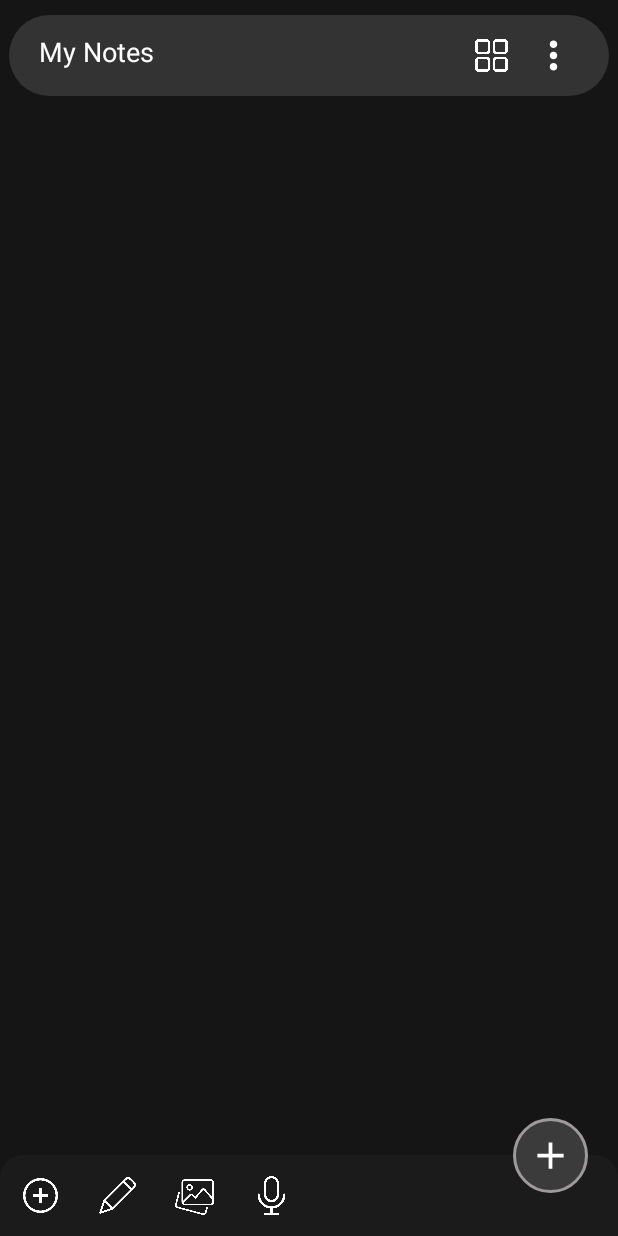
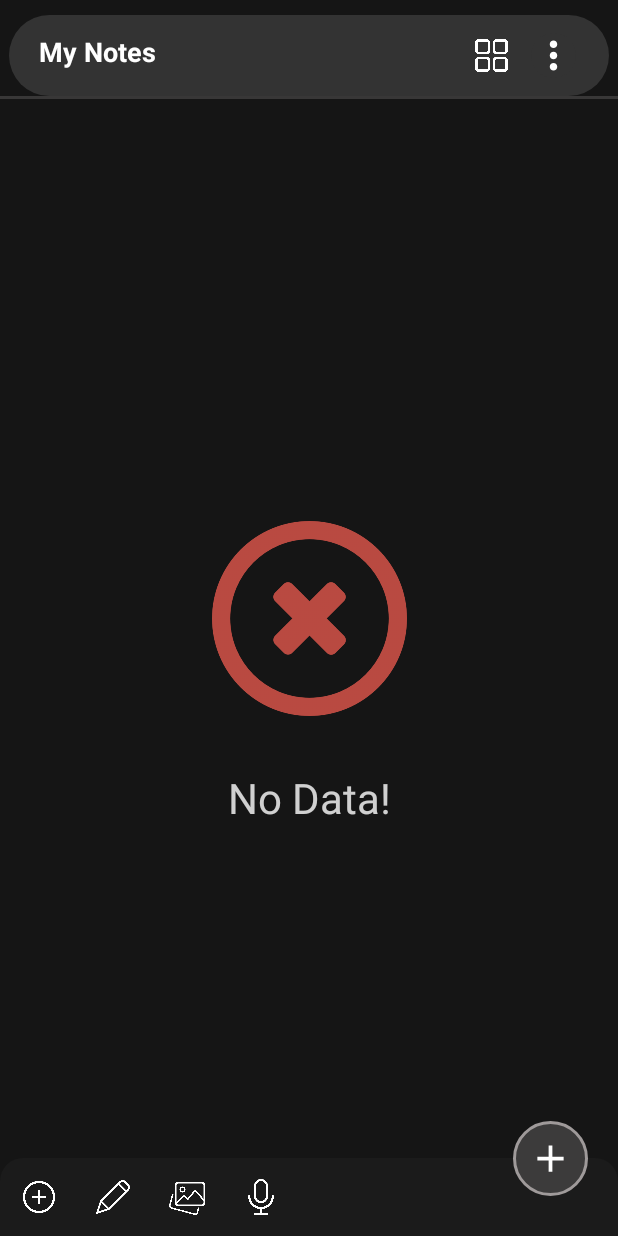
Before and after one commit to kamlesh-sharma-tech/NotesAndroidApplication, an Android app: the screen it shows after launch (MainActivity), on a phone screen of 412 x 824 dp. Run offline under Robolectric (Android 15) with nearby library versions, the phone set to English and light mode, and no system bars; libraries missing offline, so code that uses them is left out: io.github.muddz.styleabletoast.

Commit message:
another commit - some changes

```diff
--- a/app/src/main/java/com/android/sqlitedatabase/Adapter.java
+++ b/app/src/main/java/com/android/sqlitedatabase/Adapter.java
@@ -7,7 +7,6 @@
 import android.view.View;
 import android.view.ViewGroup;
 import android.widget.ImageView;
-import android.widget.LinearLayout;
 import android.widget.TextView;
 import androidx.annotation.NonNull;
 import androidx.recyclerview.widget.RecyclerView;
@@ -16,13 +15,17 @@
 
 public class Adapter extends RecyclerView.Adapter<Adapter.ViewHolder> {
     private final Context context;
-    ArrayList id,title,desc,date,time;
+    private final ArrayList<String> id;
+    private final ArrayList<String> title;
+    private final ArrayList<String> desc;
+    private final ArrayList<String> date;
+    private final ArrayList<String> time;
     public Adapter(Context context,
-                   ArrayList id,
-                   ArrayList title,
-                   ArrayList desc,
-                   ArrayList date,
-                   ArrayList time){
+                   ArrayList<String> id,
+                   ArrayList<String> title,
+                   ArrayList<String> desc,
+                   ArrayList<String> date,
+                   ArrayList<String> time){
         this.context = context;
         this.id = id;
         this.title = title;
@@ -38,12 +41,12 @@
         return new ViewHolder(view);
     }
 
+    @SuppressLint("SetTextI18n")
     @Override
     public void onBindViewHolder(@NonNull Adapter.ViewHolder holder, @SuppressLint("RecyclerView")  int position) {
         holder.number_id.setText(String.valueOf(id.get(position)));
         holder.note_title.setText(String.valueOf(title.get(position)));
         holder.note_desc.setText(String.valueOf(desc.get(position)));
-        holder.note_date_time.setText("Created at "+ date.get(position));
     }
 
     @Override
@@ -52,17 +55,14 @@
     }
 
     public class ViewHolder extends RecyclerView.ViewHolder {
-        TextView number_id,note_title,note_desc,note_date_time;
-        ImageView image_id,image_view;
-        LinearLayout linearLayout;
+        TextView number_id,note_title,note_desc;
+        ImageView image_id;
         public ViewHolder(@NonNull View itemView) {
             super(itemView);
             number_id = itemView.findViewById(R.id.number_id);
             note_title = itemView.findViewById(R.id.note_title);
             note_desc = itemView.findViewById(R.id.note_desc);
-            note_date_time = itemView.findViewById(R.id.note_date_time);
             image_id = itemView.findViewById(R.id.image_id);
-            linearLayout = itemView.findViewById(R.id.linearLayoutBorder);
 
             itemView.setOnClickListener(new View.OnClickListener() {
                 @Override
--- a/app/src/main/java/com/android/sqlitedatabase/DataBase.java
+++ b/app/src/main/java/com/android/sqlitedatabase/DataBase.java
@@ -11,7 +11,7 @@
 
 import io.github.muddz.styleabletoast.StyleableToast;
 
-public class DataBase extends SQLiteOpenHelper {
+class DataBase extends SQLiteOpenHelper {
     private static final String DATABASE_NAME = "notedb.db";
     private static final int DATABASE_VERSION = 2;
     private static final String DATABASE_TABLE = "notetable";
@@ -22,7 +22,9 @@
     private static final String COLUMN_DESCRIPTION = "description";
     private static final String COLUMN_DATE = "date";
     private static final String COLUMN_TIME = "time";
-    private final Context context;
+    private static final String COLUMN_DATETIME = "datetime";
+    private Context context;
+
 
     public DataBase(@Nullable Context context) {
         super(context, DATABASE_NAME,null,DATABASE_VERSION);
@@ -32,9 +34,14 @@
     @Override
     public void onCreate(SQLiteDatabase db) {
         //command to create the table
-        String query = "CREATE TABLE "+DATABASE_TABLE+" ("+COLUMN_ID+"INTEGER PRIMARY KEY AUTOINCREMENT, "+
-                COLUMN_TITLE + " TEXT, "+COLUMN_DESCRIPTION + " TEXT, "+COLUMN_DATE + " TEXT, "+
+        String query = "CREATE TABLE " + DATABASE_TABLE +
+                " (" + COLUMN_ID + " INTEGER PRIMARY KEY AUTOINCREMENT, " +
+                COLUMN_TITLE + " TEXT, " +
+                COLUMN_DESCRIPTION + " TEXT, " +
+                COLUMN_DATE + " TEXT, " +
                 COLUMN_TIME + " TEXT);";
+//        query = "ALTER TABLE " + DATABASE_TABLE + " ADD " + COLUMN_DATETIME + " text ";
+//        query = "ALTER TABLE notetable ADD datetime TEXT;";
         db.execSQL(query);
     }
 
@@ -70,12 +77,10 @@
 
     //Function to read all rows from the database
     Cursor readAllData(){
-        String query = "SELECT * FROM " + DATABASE_TABLE+" ORDER BY "+COLUMN_ID+" DESC";
-        SQLiteDatabase database = this.getReadableDatabase();
+        String query = "SELECT * FROM " + DATABASE_TABLE + " ORDER BY " + COLUMN_ID + " DESC";
+        SQLiteDatabase db = this.getReadableDatabase();
         Cursor cursor = null;
-        if (database!=null){
-            cursor=database.rawQuery(query,null);
-        }
+        cursor=db.rawQuery(query,null);
         return cursor;
     }
 
--- a/app/src/main/java/com/android/sqlitedatabase/MainActivity.java
+++ b/app/src/main/java/com/android/sqlitedatabase/MainActivity.java
@@ -23,7 +23,7 @@
 import java.util.ArrayList;
 
 public class MainActivity extends AppCompatActivity {
-    ImageView imageView,linearLayoutView,gridLayoutView,openPopUpMenu,imageAddNoteBtn;
+    ImageView imageView, linearLayoutView, gridLayoutView, openPopUpMenu, imageAddNoteBtn;
     TextView textView;
     RecyclerView recyclerView;
     DataBase db;
@@ -33,7 +33,8 @@
     ArrayList<String> date;
     ArrayList<String> time;
     Adapter adapter;
-    AlertDialog dialogExit,dialogDeleteAll;
+    AlertDialog dialogExit, dialogDeleteAll;
+
     @Override
     protected void onCreate(Bundle savedInstanceState) {
         super.onCreate(savedInstanceState);
@@ -49,7 +50,7 @@
         gridLayoutView.setOnClickListener(new View.OnClickListener() {
             @Override
             public void onClick(View view) {
-                recyclerView.setLayoutManager(new StaggeredGridLayoutManager(2,StaggeredGridLayoutManager.VERTICAL));
+                recyclerView.setLayoutManager(new StaggeredGridLayoutManager(2, StaggeredGridLayoutManager.VERTICAL));
                 linearLayoutView.setVisibility(View.VISIBLE);
                 gridLayoutView.setVisibility(View.GONE);
             }
@@ -67,7 +68,7 @@
         imageAddNoteBtn.setOnClickListener(new View.OnClickListener() {
             @Override
             public void onClick(View view) {
-                Intent intent = new Intent(MainActivity.this,AddNoteActivity.class);
+                Intent intent = new Intent(MainActivity.this, AddNoteActivity.class);
                 startActivity(intent);
             }
         });
@@ -75,16 +76,16 @@
         openPopUpMenu.setOnClickListener(new View.OnClickListener() {
             @Override
             public void onClick(View view) {
-                PopupMenu popupMenu = new PopupMenu(MainActivity.this,view);
-                popupMenu.getMenuInflater().inflate(R.menu.open_item_men,popupMenu.getMenu());
+                PopupMenu popupMenu = new PopupMenu(MainActivity.this, view);
+                popupMenu.getMenuInflater().inflate(R.menu.open_item_men, popupMenu.getMenu());
                 popupMenu.show();
                 popupMenu.setOnMenuItemClickListener(new PopupMenu.OnMenuItemClickListener() {
 
                     @Override
                     public boolean onMenuItemClick(MenuItem menuItem) {
-                        switch (menuItem.getItemId()){
+                        switch (menuItem.getItemId()) {
                             case R.id.deleteAllNotes:
-                               deleteAllConfirmDialog();
+                                deleteAllConfirmDialog();
                                 break;
                             case R.id.about:
                                 return true;
@@ -98,25 +99,23 @@
         });
 
         db = new DataBase(MainActivity.this);
-        id = new ArrayList<>();
+        id = new ArrayList<String>();
         title = new ArrayList<>();
         desc = new ArrayList<>();
         date = new ArrayList<>();
         time = new ArrayList<>();
 
-        fetchAllNotesFromDatabase();
+        displayData();
 
+        adapter = new Adapter(MainActivity.this, id, title, desc, date, time);
+        recyclerView.setAdapter(adapter);
         recyclerView.setHasFixedSize(true);
         recyclerView.setItemAnimator(new DefaultItemAnimator());
         recyclerView.setLayoutManager(new LinearLayoutManager(this));
-//        RecyclerView.ItemDecoration itemDecoration = new DividerItemDecoration(this,DividerItemDecoration.VERTICAL);
-//        recyclerView.addItemDecoration(itemDecoration);
-        adapter = new Adapter(MainActivity.this,id,title,desc,date,time);
-        recyclerView.setAdapter(adapter);
     }
 
     private void deleteAllConfirmDialog() {
-        if(dialogDeleteAll == null){
+        if (dialogDeleteAll == null) {
             AlertDialog.Builder builder = new AlertDialog.Builder(MainActivity.this);
             View view = LayoutInflater.from(this).inflate(
                     R.layout.layout_delete_all_dialog,
@@ -124,7 +123,7 @@
             );
             builder.setView(view);
             dialogDeleteAll = builder.create();
-            if(dialogDeleteAll.getWindow() != null){
+            if (dialogDeleteAll.getWindow() != null) {
                 dialogDeleteAll.getWindow().setBackgroundDrawable(new ColorDrawable(0));
             }
 
@@ -133,7 +132,7 @@
                 public void onClick(View view) {
                     DataBase db = new DataBase(MainActivity.this);
                     db.deleteAllNotes();
-                    startActivity(new Intent(MainActivity.this,MainActivity.class));
+                    startActivity(new Intent(MainActivity.this, MainActivity.class));
                     finish();
                 }
             });
@@ -149,24 +148,26 @@
         dialogDeleteAll.show();
     }
 
-    public void fetchAllNotesFromDatabase() {
+    public void displayData() {
         Cursor cursor = db.readAllData();
-        if (cursor.getCount() == 0 ){
+        if (cursor.getCount() == 0) {
             imageView.setImageResource(R.drawable.nodata);
             imageView.setVisibility(View.VISIBLE);
             textView.setVisibility(View.VISIBLE);
-        }else{
-            while (cursor.moveToNext()){
+        } else {
+            while (cursor.moveToNext()) {
                 id.add(cursor.getString(0));
                 title.add(cursor.getString(1));
                 desc.add(cursor.getString(2));
                 date.add(cursor.getString(3));
                 time.add(cursor.getString(4));
+//                datetime.add(cursor.getString(5));
+            }
+        }
+        cursor.close();
 //                byte[] image = cursor.getBlob(5);
 //                Bitmap bitmap = BitmapFactory.decodeByteArray(image, 0, image.length);
 //                imageView.setImageBitmap(bitmap);
-            }
-        }
     }
 
     @Override
@@ -182,6 +183,7 @@
                     (ViewGroup) findViewById(R.id.layoutExitContainer)
             );
             builder.setView(view);
+            builder.setCancelable(false);
             dialogExit = builder.create();
             if(dialogExit.getWindow() != null){
                 dialogExit.getWindow().setBackgroundDrawable(new ColorDrawable(0));
--- a/app/src/main/java/com/android/sqlitedatabase/ShowDataActivity.java
+++ b/app/src/main/java/com/android/sqlitedatabase/ShowDataActivity.java
@@ -139,7 +139,6 @@
 
     private void deleteNoteConfirmDialog(String position) {
 
-
         if(dialogDelete == null){
             AlertDialog.Builder builder = new AlertDialog.Builder(ShowDataActivity.this);
             View view = LayoutInflater.from(this).inflate(
@@ -147,6 +146,7 @@
                     (ViewGroup) findViewById(R.id.layoutDeleteContainer)
             );
             builder.setView(view);
+            builder.setCancelable(false);
             dialogDelete = builder.create();
             if(dialogDelete.getWindow() != null){
                 dialogDelete.getWindow().setBackgroundDrawable(new ColorDrawable(0));
@@ -175,6 +175,7 @@
     }
 
     private void detailDialog(String numberID, String noteDate, String noteTime) {
+
         AlertDialog.Builder builder = new AlertDialog.Builder(ShowDataActivity.this);
         builder.setTitle("About Note!");
         builder.setMessage("Note Number : "+numberID+"\nReadable : Yes"+"\nEditable : Yes"+"\nDate Created : "+noteDate+"\nTime Created : "+noteTime);
@@ -183,11 +184,12 @@
         builder.setNegativeButton("Close", new DialogInterface.OnClickListener() {
             @Override
             public void onClick(DialogInterface dialog, int which) {
-                dialog.cancel();
+                dialog.dismiss();
             }
         });
         AlertDialog alertDialog = builder.create();
         builder.show();
+
     }
 
 }
--- a/app/src/main/res/layout/activity_main.xml
+++ b/app/src/main/res/layout/activity_main.xml
@@ -26,6 +26,7 @@
       android:layout_marginStart="8sp"
       android:text="@string/my_notes"
       android:textColor="@color/white"
+      android:textStyle="bold"
       android:textSize="18sp" />
 
   <ImageView
@@ -65,6 +66,12 @@
       android:contentDescription="@string/app_name" />
 
  </RelativeLayout>
+
+ <View
+     android:layout_width="match_parent"
+     android:layout_height="2dp"
+     android:background="#383737"
+     app:layout_constraintTop_toBottomOf="@id/textMyNotesLayout"/>
 
  <androidx.recyclerview.widget.RecyclerView
      android:id="@+id/recyclerView"
@@ -118,16 +125,16 @@
 
   <ImageView
       android:id="@+id/imageAddNote"
-      android:layout_width="26dp"
-      android:layout_height="26dp"
+      android:layout_width="24dp"
+      android:layout_height="24dp"
       android:contentDescription="@string/app_name"
       android:src="@drawable/add_circle"
       app:tint="@color/white" />
 
   <ImageView
       android:id="@+id/imageAddText"
-      android:layout_width="26dp"
-      android:layout_height="26dp"
+      android:layout_width="24dp"
+      android:layout_height="24dp"
       android:contentDescription="@string/app_name"
       android:src="@drawable/pen"
       android:layout_marginStart="25dp"
@@ -135,8 +142,8 @@
 
   <ImageView
       android:id="@+id/imageAddImage"
-      android:layout_width="26dp"
-      android:layout_height="26dp"
+      android:layout_width="24dp"
+      android:layout_height="24dp"
       android:contentDescription="@string/app_name"
       android:src="@drawable/image"
       android:layout_marginStart="25dp"
@@ -144,8 +151,8 @@
 
   <ImageView
       android:id="@+id/imageAddWebLink"
-      android:layout_width="26dp"
-      android:layout_height="26dp"
+      android:layout_width="24dp"
+      android:layout_height="24dp"
       android:contentDescription="@string/app_name"
       android:src="@drawable/voice"
       android:layout_marginStart="25dp"
```
Also changed, not shown: app/src/main/java/com/android/sqlitedatabase/AddNoteActivity.java (+11 -3 lines), app/src/main/res/drawable/background_image_delete.xml (added, +7 -0 lines), app/src/main/res/layout/activity_add_note.xml (+16 -1 lines), app/src/main/res/layout/custom_view.xml (+4 -12 lines), app/src/main/res/layout/layout_miscellaneous.xml (+8 -11 lines).
